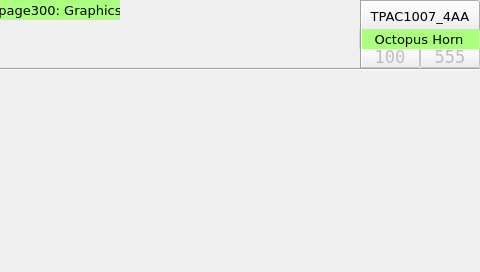
First picture: the form in TPAC1007_04_AA/Octopus_Horn2_HMI/page300.ui, repository MECTsrl/mect_apps, before the edit.
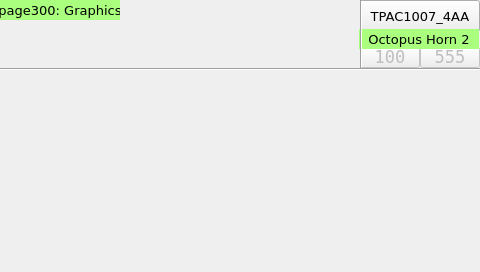
Second picture: the form after the edit. Custom widgets are drawn as their Qt base class.

```diff
--- a/TPAC1007_04_AA/Octopus_Horn2_HMI/page300.ui
+++ b/TPAC1007_04_AA/Octopus_Horn2_HMI/page300.ui
@@ -267,7 +267,7 @@
 <string notr="true">background-color: rgb(170, 255, 127);</string>
 </property>
 <property name="text">
-<string>Octopus Horn</string>
+    <string>Octopus Horn 2</string>
 </property>
 <property name="alignment">
 <set>Qt::AlignCenter</set>
```
Left out of the diff: 10 changed lines with no effect on the pictures. Lines whose indentation alone changed are shown as unchanged.
